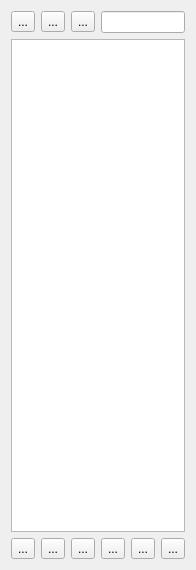
Qt form krita/plugins/extensions/dockers/flipbook/wdgflipbookdocker.ui (KDE/calligra) before a commit.
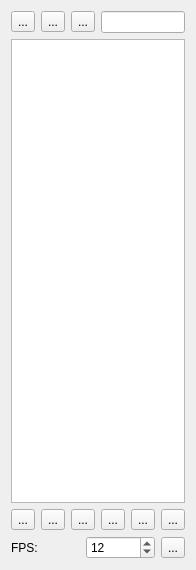
The same form after that commit. Custom widgets are drawn as their Qt base class.

Commit message: start animation widget

```diff
--- a/krita/plugins/extensions/dockers/flipbook/wdgflipbookdocker.ui
+++ b/krita/plugins/extensions/dockers/flipbook/wdgflipbookdocker.ui
@@ -101,9 +101,45 @@
      </item>
     </layout>
    </item>
+   <item>
+    <layout class="QHBoxLayout" name="horizontalLayout_3">
+     <item>
+      <widget class="QLabel" name="label">
+       <property name="text">
+        <string>FPS:</string>
+       </property>
+      </widget>
+     </item>
+     <item>
+      <widget class="KIntSpinBox" name="intFps">
+       <property name="minimum">
+        <number>1</number>
+       </property>
+       <property name="maximum">
+        <number>48</number>
+       </property>
+       <property name="value">
+        <number>12</number>
+       </property>
+      </widget>
+     </item>
+     <item>
+      <widget class="QToolButton" name="bnAnimate">
+       <property name="text">
+        <string>...</string>
+       </property>
+      </widget>
+     </item>
+    </layout>
+   </item>
   </layout>
  </widget>
  <customwidgets>
+  <customwidget>
+   <class>KIntSpinBox</class>
+   <extends>QSpinBox</extends>
+   <header>knuminput.h</header>
+  </customwidget>
   <customwidget>
    <class>FlipbookView</class>
    <extends>QListView</extends>
```
Left out of the diff: 13 changed lines with no effect on the pictures. The commit also changes 5 other files.
